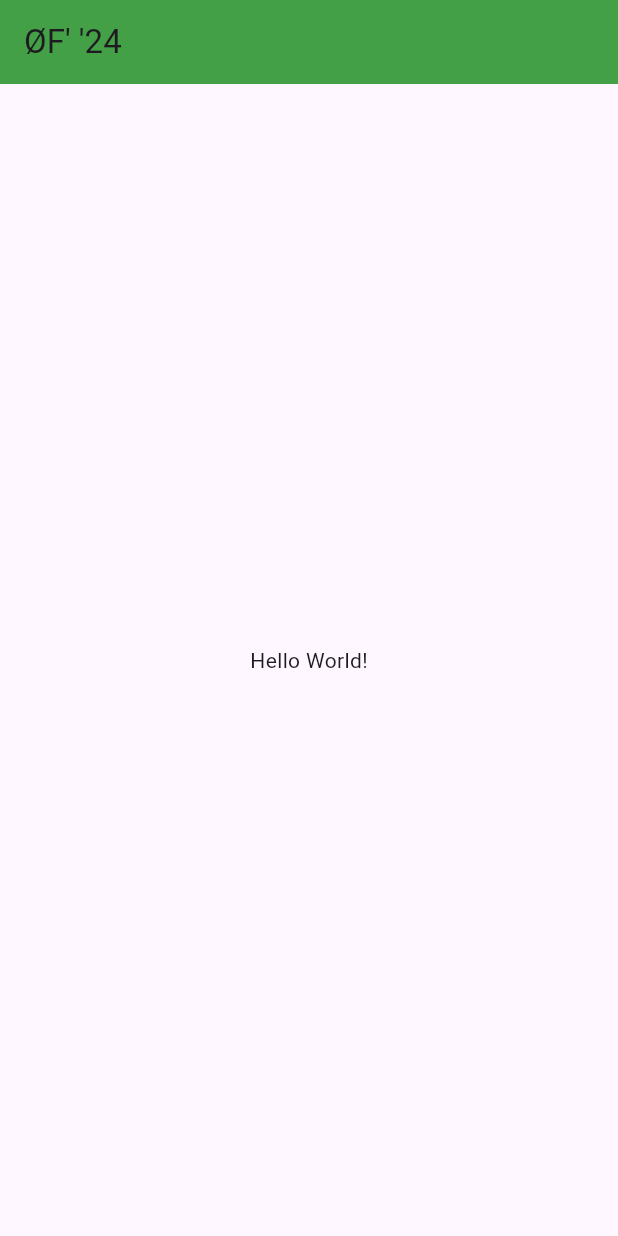
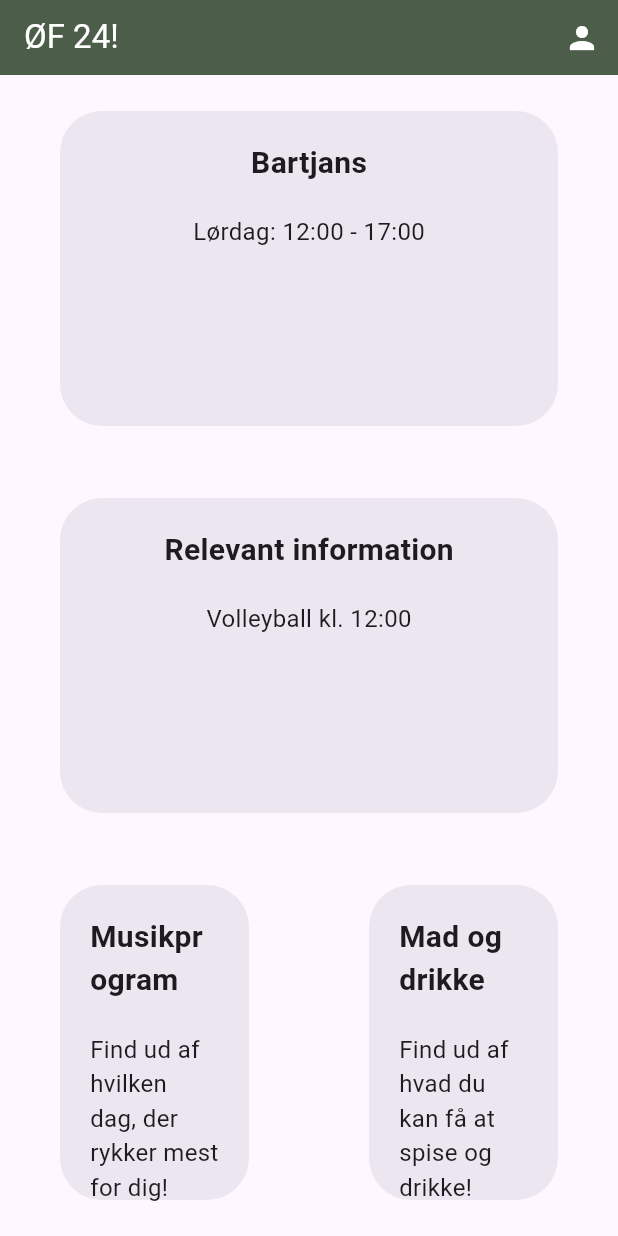
Before and after one commit to gust1527/festival-volunteer-manager, a Flutter app: the screen it shows after launch, on a phone screen of 412 x 824 dp. Run offline on Flutter 3.47's test engine with Material 3 defaults, Android fonts, the phone set to English and light mode, and no system bars.

Commit message:
Added stateful widgets ti homescreen.
Added Appbar with interactive Icon for profiles.

Co-authored-by: gust1527 <gust1527@users.noreply.github.com>

```diff
--- /dev/null
+++ b/festival_volunteer_application/lib/Pages/HomeScreen.dart
@@ -0,0 +1,43 @@
+import 'package:festival_volunteer_application/UX_Elements/ExpandedDialogTile.dart';
+import 'package:festival_volunteer_application/UX_Elements/HalfWidthDialog.dart';
+import 'package:festival_volunteer_application/UX_Elements/StandardAppBar.dart';
+import 'package:flutter/material.dart';
+
+class HomeScreen extends StatefulWidget {
+  @override
+  _HomeScreenState createState() => _HomeScreenState();
+}
+
+class _HomeScreenState extends State<HomeScreen> {
+  @override
+  Widget build(BuildContext context) {
+    return Scaffold(
+      appBar: const StandardAppBar(),
+      body: Column(
+        children: <Widget>[
+          Expanded(
+            flex: 1,
+            child: ExpandedDialogTile(
+                title: 'Bartjans', content: 'Lørdag: 12:00 - 17:00'),
+          ),
+          Expanded(
+            flex: 1,
+            child: ExpandedDialogTile(
+                title: 'Relevant information', content: 'Volleyball kl. 12:00'),
+          ),
+          Expanded(
+            flex: 1,
+            child: Row(
+              children: <Widget>[
+                HalfWidthDialogTile(
+                    title: 'Musikprogram', content: 'Find ud af hvilken dag, der rykker mest for dig!'),
+                HalfWidthDialogTile(
+                    title: 'Mad og drikke', content: 'Find ud af hvad du kan få at spise og drikke!'),
+              ],
+            ),
+            ),
+        ],
+      ),
+    );
+  }
+}
--- /dev/null
+++ b/festival_volunteer_application/lib/UX_Elements/ExpandedDialogTile.dart
@@ -0,0 +1,38 @@
+import 'package:flutter/material.dart';
+
+class ExpandedDialogTile extends StatelessWidget {
+  final String title;
+  final String content;
+
+  ExpandedDialogTile({required this.title, required this.content});
+
+  @override
+  Widget build(BuildContext context) {
+    return Dialog(
+      child: Container(
+        width: double.infinity, // Expand to the edge of the screen
+        padding: const EdgeInsets.all(20),
+        child: Column(
+          children: [
+            Text(
+              title,
+              style: const TextStyle(
+                fontSize: 20,
+                fontWeight: FontWeight.bold,
+              ),
+            ),
+            const SizedBox(
+              height: 20,
+            ),
+            Text(
+              content,
+              style: const TextStyle(
+                fontSize: 16,
+              ),
+            ),
+          ],
+        ),
+      ),
+    );
+  }
+}
--- /dev/null
+++ b/festival_volunteer_application/lib/UX_Elements/HalfWidthDialog.dart
@@ -0,0 +1,40 @@
+import 'package:flutter/material.dart';
+
+class HalfWidthDialogTile extends StatelessWidget {
+  final String title;
+  final String content;
+
+  HalfWidthDialogTile({super.key, required this.title, required this.content});
+
+  @override
+  Widget build(BuildContext context) {
+    return Expanded(
+      flex: 1,
+      child: Dialog(
+        child: Container(
+            padding: EdgeInsets.all(20),
+            child: Column(
+              children: [
+                Text(
+                  title,
+                  style: const TextStyle(
+                    fontSize: 20,
+                    fontWeight: FontWeight.bold,
+                  ),
+                ),
+                const SizedBox(
+                  height: 20,
+                ),
+                Text(
+                  content,
+                  style: const TextStyle(
+                    fontSize: 16,
+                  ),
+                ),
+              ],
+            ),
+          ),
+        ),
+    );
+  }
+}
--- /dev/null
+++ b/festival_volunteer_application/lib/UX_Elements/SmallerDialog.dart
@@ -0,0 +1,38 @@
+import 'package:flutter/material.dart';
+
+class HalfWidthDialogTile extends StatelessWidget {
+  final String title;
+  final String content;
+
+  HalfWidthDialogTile({required this.title, required this.content});
+
+  @override
+  Widget build(BuildContext context) {
+    return Dialog(
+      child: Container(
+        width: MediaQuery.of(context).size.width * 0.5, // Set the width to half of the screen width
+        padding: EdgeInsets.all(20),
+        child: Column(
+          children: [
+            Text(
+              title,
+              style: const TextStyle(
+                fontSize: 20,
+                fontWeight: FontWeight.bold,
+              ),
+            ),
+            const SizedBox(
+              height: 20,
+            ),
+            Text(
+              content,
+              style: const TextStyle(
+                fontSize: 16,
+              ),
+            ),
+          ],
+        ),
+      ),
+    );
+  }
+}
--- /dev/null
+++ b/festival_volunteer_application/lib/UX_Elements/StandardAppBar.dart
@@ -0,0 +1,30 @@
+import 'package:flutter/material.dart';
+
+class StandardAppBar extends StatelessWidget implements PreferredSizeWidget {
+  const StandardAppBar({super.key});
+
+  @override
+  Widget build(BuildContext context) {
+    return AppBar(
+      title: const Text('ØF 24!', style: TextStyle(color: Colors.white),
+      ),
+      backgroundColor: Color(0xFF4C5E49),
+      actions: [
+        IconButton(
+          icon: const Icon(
+            Icons.person,
+            color: Colors.white,
+          ),
+          onPressed: () {
+            showAboutDialog(context: context, applicationName: 'ØF 24!', applicationVersion: '1.0.0', applicationIcon: const Icon(Icons.person), children: const <Widget>[
+              Text('This is the ØF 24! app, a tool for the ØF 24! team to manage their daily tasks and keep track of their progress.'),
+            ]);
+          },
+        ),
+      ],
+    );
+  }
+
+  @override
+  Size get preferredSize => const Size.fromHeight(50);
+}
--- a/festival_volunteer_application/lib/main.dart
+++ b/festival_volunteer_application/lib/main.dart
@@ -1,24 +1,24 @@
+import 'package:festival_volunteer_application/Pages/HomeScreen.dart';
 import 'package:flutter/material.dart';
 
 void main() {
   runApp(const MainApp());
 }
 
-class MainApp extends StatelessWidget {
-  const MainApp({super.key});
+class MainApp extends StatefulWidget {
+ const MainApp({Key? key}) : super(key: key);
 
-  @override
-  Widget build(BuildContext context) {
-    return MaterialApp(
-      home: Scaffold(
-        appBar: AppBar(
-          title:  const Text("ØF' '24"),
-          backgroundColor: Colors.green[600],
-        ),
-        body: Center(
-          child: Text('Hello World!'),
-        ),
-      ),
-    );
+ @override
+  _MainAppState createState() => _MainAppState();
   }
-}
+
+  class _MainAppState extends State<MainApp> {
+
+    @override
+    Widget build(BuildContext context) {
+      return MaterialApp(
+        debugShowCheckedModeBanner: false,
+        home: HomeScreen(),
+      );
+    }
+  }
```
